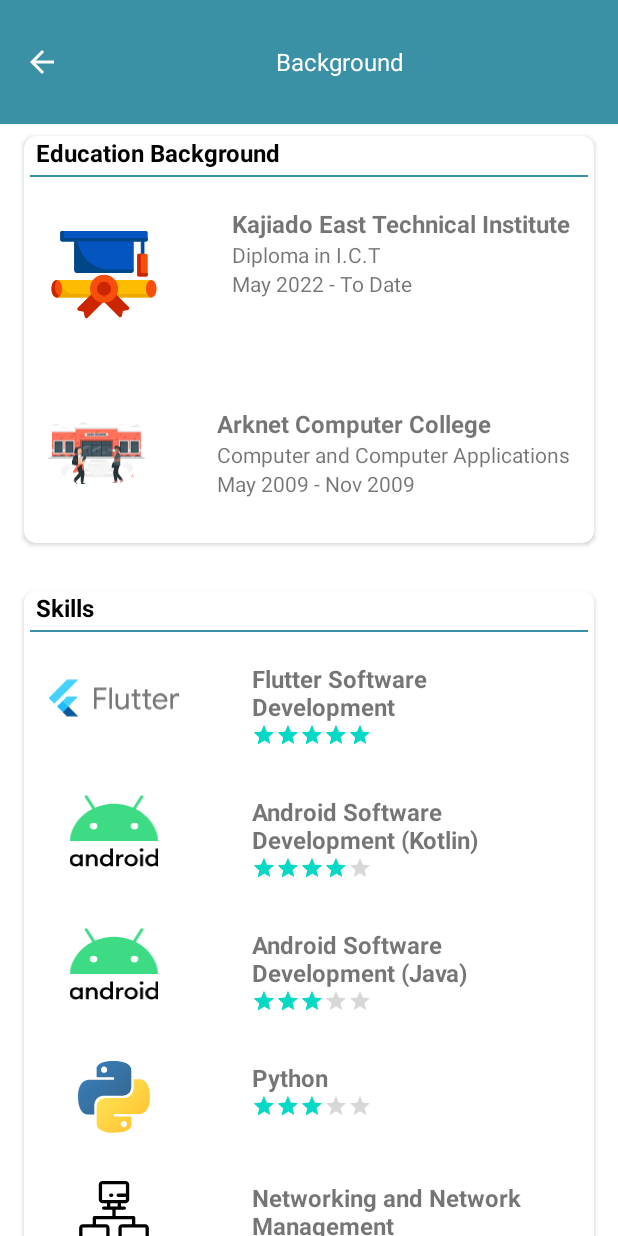
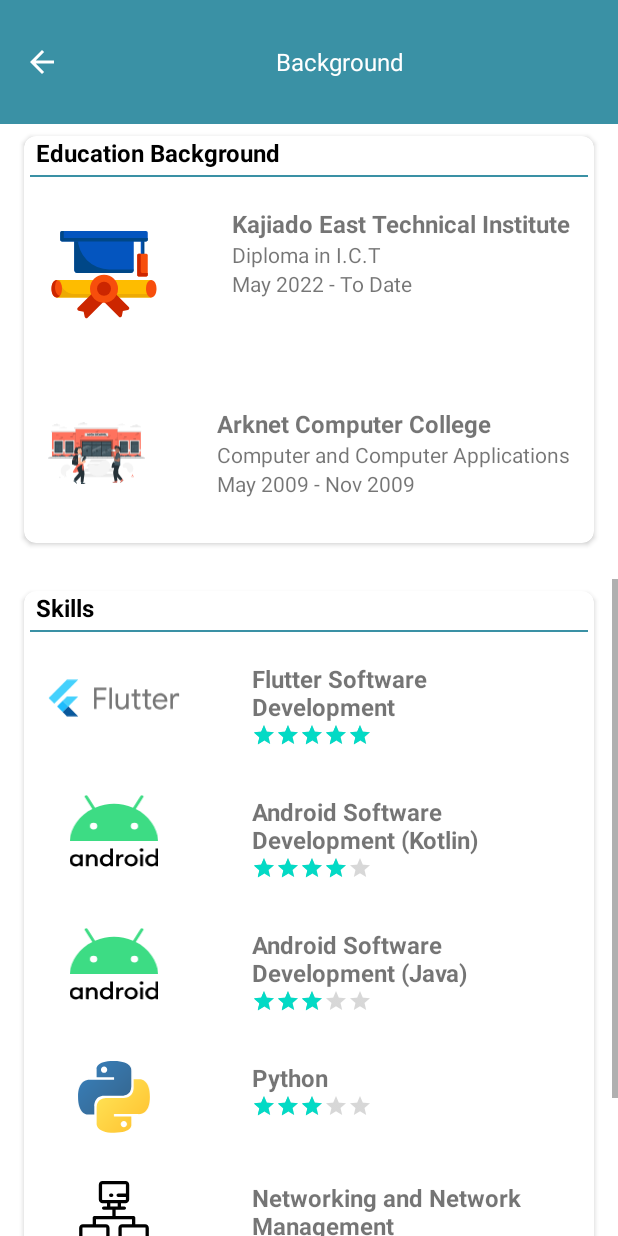
Before and after one commit to Crucialjun/MyCV, an Android app: the BackgroundFragment screen opened through its navigation route, on a phone screen of 412 x 824 dp. Run offline under Robolectric (Android 15) with nearby library versions, the phone set to English and light mode, and no system bars; Roboto replaces fonts that are not available here.

```diff
--- a/app/src/main/res/layout/fragment_background.xml
+++ b/app/src/main/res/layout/fragment_background.xml
@@ -1,7 +1,6 @@
 <?xml version="1.0" encoding="utf-8"?>
-<androidx.constraintlayout.widget.ConstraintLayout
+<androidx.constraintlayout.widget.ConstraintLayout xmlns:android="http://schemas.android.com/apk/res/android"
     xmlns:app="http://schemas.android.com/apk/res-auto"
-    xmlns:android="http://schemas.android.com/apk/res/android"
     xmlns:tools="http://schemas.android.com/tools"
     android:layout_width="match_parent"
     android:layout_height="match_parent"
@@ -49,6 +48,7 @@
         </LinearLayout>
 
     </androidx.appcompat.widget.Toolbar>
+
     <androidx.constraintlayout.widget.Guideline
         android:id="@+id/guideline5"
         android:layout_width="wrap_content"
@@ -57,13 +57,13 @@
         app:layout_constraintGuide_percent="0.1" />
 
     <androidx.cardview.widget.CardView
-        android:background="@android:color/white"
         android:id="@+id/cardView"
         android:layout_width="0dp"
         android:layout_height="wrap_content"
         android:layout_marginStart="16dp"
         android:layout_marginTop="8dp"
         android:layout_marginEnd="16dp"
+        android:background="@android:color/white"
         android:elevation="8dp"
         android:padding="16dp"
         app:cardCornerRadius="8dp"
@@ -206,13 +206,18 @@
 
     </androidx.cardview.widget.CardView>
 
+
     <ScrollView
+        android:scrollbars="vertical"
         android:layout_width="match_parent"
-        android:layout_height="wrap_content"
+        android:layout_height="0dp"
         android:layout_marginTop="24dp"
+        app:layout_constraintBottom_toBottomOf="parent"
         app:layout_constraintEnd_toEndOf="parent"
         app:layout_constraintStart_toStartOf="parent"
-        app:layout_constraintTop_toBottomOf="@id/cardView">
+        app:layout_constraintTop_toBottomOf="@id/cardView"
+
+        >
 
         <androidx.cardview.widget.CardView
             android:id="@+id/cardView2"
@@ -228,7 +233,7 @@
 
             <LinearLayout
                 android:layout_width="match_parent"
-                android:layout_height="match_parent"
+                android:layout_height="wrap_content"
                 android:layout_gravity="start"
                 android:gravity="start"
                 android:orientation="vertical">
@@ -545,7 +550,4 @@
     </ScrollView>
 
 
-
-
-
 </androidx.constraintlayout.widget.ConstraintLayout>
```
